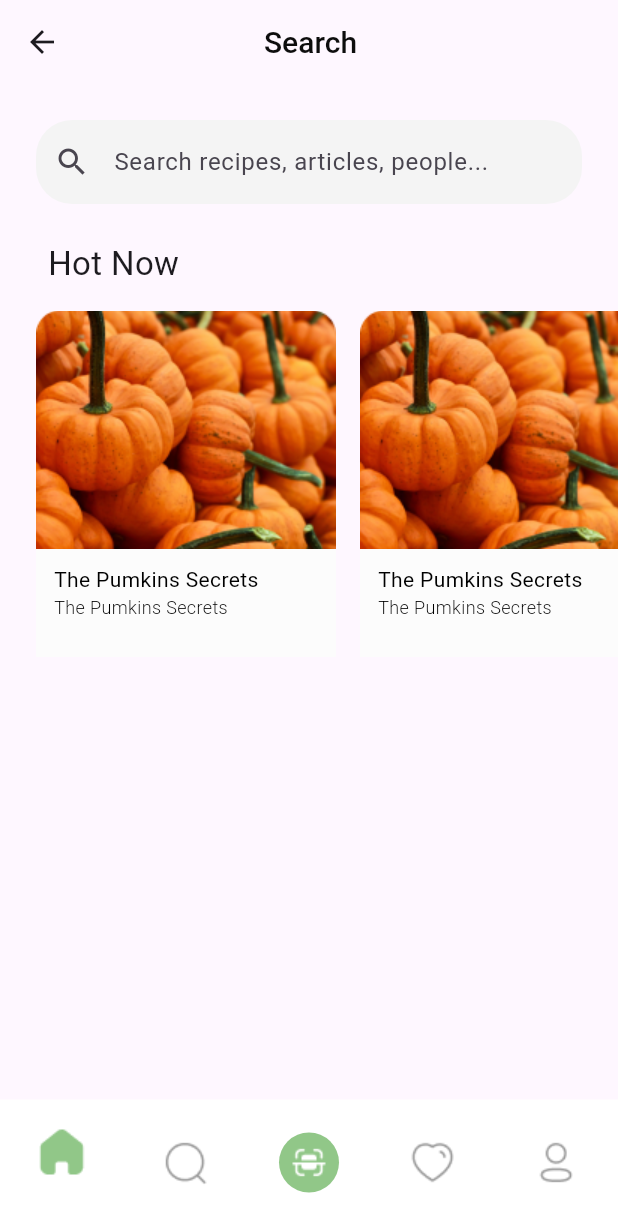
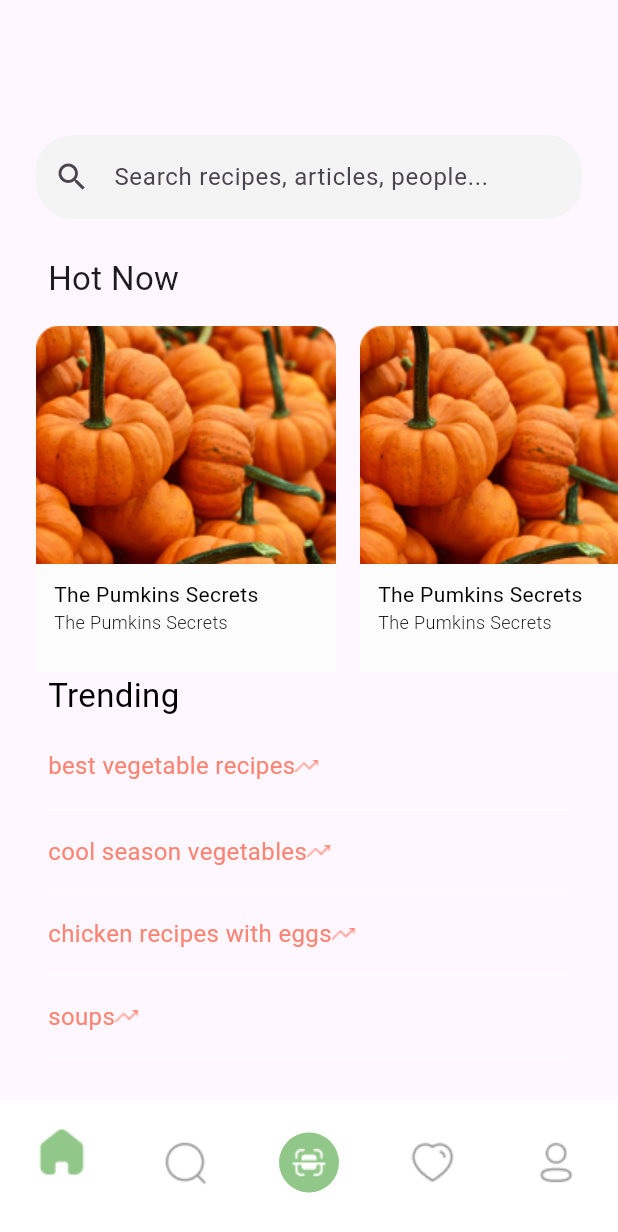
Before and after one commit to erkinov-2003/food_app, a Flutter app: the HomePage screen opened directly, swiped to page 2, on a phone screen of 412 x 824 dp. Shown: the top 1232 px of the screen. Run offline on Flutter 3.47's test engine with Material 2 defaults, Android fonts, the phone set to English and light mode, and no system bars; our stand-ins replace camera, carousel_slider, get_it, smooth_page_indicator.

Commit message:
search ready 1

```diff
--- a/lib/src/constants/colors.dart
+++ b/lib/src/constants/colors.dart
@@ -30,4 +30,8 @@ class ColorApp{
   static const searchText=Color(0xFF0D0D0D);
   static const searchColor=Color(0xFFF4F4F4);
   static const searchCardColor=Color(0xFFFCFCFC);
+  static const searchTrendingtext=Color(0xFFFF8473);
+  static const searchDeviderColor=Color(0xFFFCFCFC);
+  static const searchNotText1=Color(0xFF696969);
+  static const searchNotText2=Color(0xFFA9A9A9);
 }
--- a/lib/src/constants/imagePath.dart
+++ b/lib/src/constants/imagePath.dart
@@ -24,4 +24,14 @@ class ImagePath {
   static const searchCancel="assets/images/CloseSquare.png";
   static const searchCardImage1="assets/images/Rectangle20.png";
   static const searchCardImage2="assets/images/Rectangle22.png";
+  static const searchVektor="assets/images/Vector.png";
+
+  static const searchpizza="assets/images/pizza.png";
+  static const searchburger="assets/images/burger.png";
+  static const searchmeat="assets/images/meat.png";
+  static const searchpicheniye="assets/images/picheniye.png";
+  static const searchsalat="assets/images/salat.png";
+  static const searchshirinlik="assets/images/shirinliklar.png";
+  static const searchxotdog="assets/images/xotdog.png";
+  static const searchNot="assets/images/searchGroup.png";
 }
--- a/lib/src/screens/main_screen/homePage.dart
+++ b/lib/src/screens/main_screen/homePage.dart
@@ -18,6 +18,7 @@ class HomePage extends StatefulWidget {
 
 class _HomePageState extends State<HomePage> {
   ValueNotifier<int> pageNumber = ValueNotifier<int>(0);
+  ValueNotifier<bool> onTapSearch=ValueNotifier<bool>(false);
   late final PageController controller;
 
   @override
@@ -39,6 +40,7 @@ class _HomePageState extends State<HomePage> {
       curve: Curves.linear,
     );
       pageNumber.value = value;
+      onTapSearch.value=false;
   }
 
   @override
@@ -190,7 +192,7 @@ class _HomePageState extends State<HomePage> {
               ],
             ),
           ),
-          const SearchPage(),
+          SearchPage(onTapSearch: onTapSearch),
           Padding(
             padding: const EdgeInsets.only(left: 28.0, right: 28, top: 98),
             child: Column(
--- /dev/null
+++ b/lib/src/screens/search_screen/depends/food.dart
@@ -0,0 +1,19 @@
+import 'package:foodapp/src/constants/imagePath.dart';
+
+class Food{
+  final String name;
+  final String path;
+
+  const Food({required this.name, required this.path});
+}
+
+
+List<Food> foods=[
+  Food(name: "Burger", path: ImagePath.searchburger),
+  Food(name: "Meat", path: ImagePath.searchmeat),
+  Food(name: "Pchiney", path: ImagePath.searchpicheniye),
+  Food(name: "Pizza", path: ImagePath.searchpizza),
+  Food(name: "Salat", path: ImagePath.searchsalat),
+  Food(name: "sweet", path: ImagePath.searchshirinlik),
+  Food(name: "Xot Dog", path: ImagePath.searchxotdog),
+];
--- /dev/null
+++ b/lib/src/screens/search_screen/depends/searchFirstPage.dart
@@ -0,0 +1,225 @@
+import 'package:flutter/material.dart';
+
+import '../../../constants/colors.dart';
+import '../../../constants/imagePath.dart';
+
+class SearchFirstPage extends StatelessWidget {
+  const SearchFirstPage({Key? key}) : super(key: key);
+
+  @override
+  Widget build(BuildContext context) {
+    return Column(
+      crossAxisAlignment: CrossAxisAlignment.start,
+      children: [
+        const Padding(
+          padding: EdgeInsets.only(left: 32),
+          child: Text(
+            "Hot Now",
+            style: TextStyle(
+              fontSize: 22,
+              fontWeight: FontWeight.w400,
+            ),
+          ),
+        ),
+        Padding(
+          padding: const EdgeInsets.only(left: 24, top: 16),
+          child: SingleChildScrollView(
+            scrollDirection: Axis.horizontal,
+            child: Row(
+              children: [
+                Padding(
+                  padding: const EdgeInsets.only(right: 16),
+                  child: SizedBox(
+                    height: 231,
+                    width: 200,
+                    child: DecoratedBox(
+                      decoration: BoxDecoration(
+                        color: ColorApp.searchCardColor,
+                        borderRadius: BorderRadius.circular(16),
+                      ),
+                      child: const Stack(
+                        children: [
+                          Image(
+                              image: AssetImage(ImagePath.searchCardImage1)),
+                          Align(
+                            alignment: Alignment.bottomCenter,
+                            child: SizedBox(
+                              height: 72,
+                              width: double.infinity,
+                              child: ColoredBox(
+                                color: ColorApp.searchCardColor,
+                                child: Padding(
+                                  padding: EdgeInsets.only(left: 12, top: 10),
+                                  child: Column(
+                                    crossAxisAlignment:
+                                    CrossAxisAlignment.start,
+                                    children: [
+                                      Text(
+                                        "The Pumkins Secrets",
+                                        style: TextStyle(
+                                          fontWeight: FontWeight.w400,
+                                          fontSize: 14,
+                                          color: Colors.black,
+                                        ),
+                                      ),
+                                      Text(
+                                        "The Pumkins Secrets",
+                                        style: TextStyle(
+                                          fontWeight: FontWeight.w300,
+                                          fontSize: 12,
+                                          color: Colors.black,
+                                        ),
+                                      ),
+                                    ],
+                                  ),
+                                ),
+                              ),
+                            ),
+                          ),
+                        ],
+                      ),
+                    ),
+                  ),
+                ),
+                SizedBox(
+                  height: 231,
+                  width: 200,
+                  child: DecoratedBox(
+                    decoration: BoxDecoration(
+                      color: ColorApp.searchCardColor,
+                      borderRadius: BorderRadius.circular(16),
+                    ),
+                    child: const Stack(
+                      children: [
+                        Image(image: AssetImage(ImagePath.searchCardImage1)),
+                        Align(
+                          alignment: Alignment.bottomCenter,
+                          child: SizedBox(
+                            height: 72,
+                            width: double.infinity,
+                            child: ColoredBox(
+                              color: ColorApp.searchCardColor,
+                              child: Padding(
+                                padding: EdgeInsets.only(left: 12, top: 10),
+                                child: Column(
+                                  crossAxisAlignment:
+                                  CrossAxisAlignment.start,
+                                  children: [
+                                    Text(
+                                      "The Pumkins Secrets",
+                                      style: TextStyle(
+                                        fontWeight: FontWeight.w400,
+                                        fontSize: 14,
+                                        color: Colors.black,
+                                      ),
+                                    ),
+                                    Text(
+                                      "The Pumkins Secrets",
+                                      style: TextStyle(
+                                        fontWeight: FontWeight.w300,
+                                        fontSize: 12,
+                                        color: Colors.black,
+                                      ),
+                                    ),
+                                  ],
+                                ),
+                              ),
+                            ),
+                          ),
+                        ),
+                      ],
+                    ),
+                  ),
+                ),
+              ],
+            ),
+          ),
+        ),
+        const Padding(
+          padding:  EdgeInsets.symmetric(horizontal: 32),
+          child: Column(
+            crossAxisAlignment: CrossAxisAlignment.start,
+            children: [
+              Text(
+                "Trending",
+                style: TextStyle(
+                  fontWeight: FontWeight.w400,
+                  fontSize: 22,
+                  color: Colors.black,
+                ),
+              ),
+              Padding(
+                padding:  EdgeInsets.only(top: 20, bottom: 10),
+                child: Row(
+                  children: [
+                    Text(
+                      "best vegetable recipes",
+                      style: TextStyle(
+                        fontSize: 16,
+                        fontWeight: FontWeight.w400,
+                        color: ColorApp.searchTrendingtext,
+                      ),
+                    ),
+                    Image(image: AssetImage(ImagePath.searchVektor)),
+                  ],
+                ),
+              ),
+              Divider(color: ColorApp.searchDeviderColor),
+              Padding(
+                padding:  EdgeInsets.symmetric(vertical: 8.0),
+                child: Row(
+                  children: [
+                    Text(
+                      "cool season vegetables",
+                      style: TextStyle(
+                        fontSize: 16,
+                        fontWeight: FontWeight.w400,
+                        color: ColorApp.searchTrendingtext,
+                      ),
+                    ),
+                    Image(image: AssetImage(ImagePath.searchVektor)),
+                  ],
+                ),
+              ),
+              Divider(color: ColorApp.searchDeviderColor),
+              Padding(
+                padding:  EdgeInsets.symmetric(vertical: 8.0),
+                child: Row(
+                  children: [
+                    Text(
+                      "chicken recipes with eggs",
+                      style: TextStyle(
+                        fontSize: 16,
+                        fontWeight: FontWeight.w400,
+                        color: ColorApp.searchTrendingtext,
+                      ),
+                    ),
+                    Image(image: AssetImage(ImagePath.searchVektor)),
+                  ],
+                ),
+              ),
+              Divider(color: ColorApp.searchDeviderColor),
+              Padding(
+                padding:  EdgeInsets.symmetric(vertical: 8.0),
+                child: Row(
+                  children: [
+                    Text(
+                      "soups",
+                      style: TextStyle(
+                        fontSize: 16,
+                        fontWeight: FontWeight.w400,
+                        color: ColorApp.searchTrendingtext,
+                      ),
+                    ),
+                    Image(image: AssetImage(ImagePath.searchVektor)),
+                  ],
+                ),
+              ),
+              Divider(color: ColorApp.searchDeviderColor),
+            ],
+          ),
+        ),
+      ],
+    );
+  }
+}
--- a/lib/src/screens/search_screen/searchPage.dart
+++ b/lib/src/screens/search_screen/searchPage.dart
@@ -1,21 +1,39 @@
 import 'package:flutter/material.dart';
 import 'package:foodapp/src/constants/colors.dart';
-import 'package:foodapp/src/constants/imagePath.dart';
+
+import 'depends/food.dart';
+import 'depends/foodsWidget.dart';
+import 'depends/searchFirstPage.dart';
+import 'depends/searchResultEmpty.dart';
 
 class SearchPage extends StatefulWidget {
-  const SearchPage({Key? key}) : super(key: key);
+  FocusNode focusNode = FocusNode();
+  final ValueNotifier<bool> onTapSearch;
+
+  SearchPage({required this.onTapSearch, Key? key});
 
   @override
   State<SearchPage> createState() => _SearchPageState();
 }
 
 class _SearchPageState extends State<SearchPage> {
+  ValueNotifier<List<Food>> foodList =
+      ValueNotifier<List<Food>>(<Food>[...foods]);
+
   @override
   Widget build(BuildContext context) {
+    return ValueListenableBuilder(
+        valueListenable: widget.onTapSearch,
+        builder: (context, value, child) {
           return Scaffold(
-      appBar: AppBar(
+            resizeToAvoidBottomInset: false,
+            appBar: widget.onTapSearch.value
+                ? AppBar(
                     titleSpacing: 120,
-        leading: const BackButton(),
+                    leading: IconButton(
+                      onPressed: () => widget.onTapSearch.value = false,
+                      icon: Icon(Icons.arrow_back_sharp),
+                    ),
                     title: const Text(
                       "Search",
                       style: TextStyle(
@@ -24,13 +42,27 @@ class _SearchPageState extends State<SearchPage> {
                         color: ColorApp.searchText,
                       ),
                     ),
-      ),
-      body: Column(
+                  )
+                : null,
+            body: SingleChildScrollView(
+              child: Column(
                 crossAxisAlignment: CrossAxisAlignment.start,
                 children: [
                   Padding(
-            padding: const EdgeInsets.all(24),
+                    padding: EdgeInsets.only(
+                        top: widget.onTapSearch.value ? 24 : 90,
+                        bottom: 24,
+                        left: 24,
+                        right: 24),
                     child: TextField(
+                      focusNode: widget.focusNode,
+                      onTapOutside: (event) {
+                        widget.focusNode.unfocus();
+                      },
+                      onTap: () {
+                        widget.onTapSearch.value = true;
+                      },
+                      onChanged: searchFood,
                       decoration: InputDecoration(
                         filled: true,
                         fillColor: ColorApp.searchColor,
@@ -47,131 +79,51 @@ class _SearchPageState extends State<SearchPage> {
                       ),
                     ),
                   ),
-          const Padding(
-            padding: EdgeInsets.only(left: 32),
-            child: Text(
-              "Hot Now",
-              style: TextStyle(
-                fontSize: 22,
-                fontWeight: FontWeight.w400,
+                  !widget.onTapSearch.value
+                      ? const SearchFirstPage()
+                      : ValueListenableBuilder(
+                          valueListenable: foodList,
+                          builder: (context, value, child) {
+                            return foodList.value.isNotEmpty
+                                ? Column(
+                                    children: [
+                                      for (Food item in foodList.value)
+                                        ListTile(
+                                          leading: Image(
+                                            image: AssetImage(item.path),
+                                            fit: BoxFit.cover,
+                                            height: 35,
+                                            width: 35,
                                           ),
+                                          title: Text(item.name),
+                                          onTap: () => Navigator.push(
+                                              context,
+                                              MaterialPageRoute(
+                                                builder: (context) =>
+                                                    FoodsWidget(
+                                                  name: item.name,
+                                                  path: item.path,
                                                 ),
+                                              )),
                                         ),
-          Padding(
-            padding: const EdgeInsets.only(left: 24,top: 16),
-            child: SingleChildScrollView(
-              scrollDirection: Axis.horizontal,
-              child: Row(
-                children: [
-                  Padding(
-                    padding: const EdgeInsets.only(right: 16),
-                    child: SizedBox(
-                      height: 231,
-                      width: 200,
-                      child: DecoratedBox(
-                        decoration: BoxDecoration(
-                          color: ColorApp.searchCardColor,
-                          borderRadius: BorderRadius.circular(16),
-                        ),
-                        child: const Stack(
-                          children: [
-                            Image(
-                                image: AssetImage(ImagePath.searchCardImage1)),
-                            Align(
-                              alignment: Alignment.bottomCenter,
-                              child: SizedBox(
-                                height: 72,
-                                width: double.infinity,
-                                child: ColoredBox(
-                                  color: ColorApp.searchCardColor,
-                                  child: Padding(
-                                    padding: EdgeInsets.only(left: 12,top: 10),
-                                    child: Column(
-                                      crossAxisAlignment: CrossAxisAlignment.start,
-                                      children: [
-                                        Text(
-                                          "The Pumkins Secrets",
-                                          style: TextStyle(
-                                            fontWeight: FontWeight.w400,
-                                            fontSize: 14,
-                                            color: Colors.black,
-                                          ),
-                                        ),
-                                        Text(
-                                          "The Pumkins Secrets",
-                                          style: TextStyle(
-                                            fontWeight: FontWeight.w300,
-                                            fontSize: 12,
-                                            color: Colors.black,
-                                          ),
+                                    ],
+                                  )
+                                : const SearchResultEmpty();
+                          },
                         ),
                 ],
               ),
             ),
-                                ),
-                              ),
-                            ),
-                          ],
-                        ),
-                      ),
-                    ),
-                  ),
-                  SizedBox(
-                    height: 231,
-                    width: 200,
-                    child: DecoratedBox(
-                      decoration: BoxDecoration(
-                        color: ColorApp.searchCardColor,
-                        borderRadius: BorderRadius.circular(16),
-                      ),
-                      child: const Stack(
-                        children: [
-                          Image(
-                              image: AssetImage(ImagePath.searchCardImage1)),
-                          Align(
-                            alignment: Alignment.bottomCenter,
-                            child: SizedBox(
-                              height: 72,
-                              width: double.infinity,
-                              child: ColoredBox(
-                                color: ColorApp.searchCardColor,
-                                child: Padding(
-                                  padding: EdgeInsets.only(left: 12,top: 10),
-                                  child: Column(
-                                    crossAxisAlignment: CrossAxisAlignment.start,
-                                    children: [
-                                      Text(
-                                        "The Pumkins Secrets",
-                                        style: TextStyle(
-                                          fontWeight: FontWeight.w400,
-                                          fontSize: 14,
-                                          color: Colors.black,
-                                        ),
-                                      ),
-                                      Text(
-                                        "The Pumkins Secrets",
-                                        style: TextStyle(
-                                          fontWeight: FontWeight.w300,
-                                          fontSize: 12,
-                                          color: Colors.black,
-                                        ),
-                                      ),
-                                    ],
-                                  ),
-                                ),
-                              ),
-                            ),
-                          ),
-                        ],
-                      ),
-                    ),
-                  ),
-                ],
-              ),
-            ),
-          ),
-        ],
-      ),
           );
+        });
+  }
+
+  void searchFood(String query) {
+    final suggestions = foods
+        .where((element) =>
+            element.name.toLowerCase().startsWith(query.toLowerCase()))
+        .toList();
+
+    foodList.value = suggestions;
   }
 }
```
Also changed, not shown: lib/src/screens/search_screen/depends/foodsWidget.dart (added, +32 -0 lines), lib/src/screens/search_screen/depends/searchResultEmpty.dart (added, +39 -0 lines), assets/icons/22.dart (deleted), assets/images/Vector.png (added), assets/images/burger.png (added), assets/images/meat.png (added), assets/images/picheniye.png (added), assets/images/salat.png (added), assets/images/searchGroup.png (added), assets/images/shirinliklar.png (added), assets/images/xotdog.png (added), lib/src/screens/search_screen/5.dart (deleted). Lines whose indentation alone changed are shown as unchanged.
